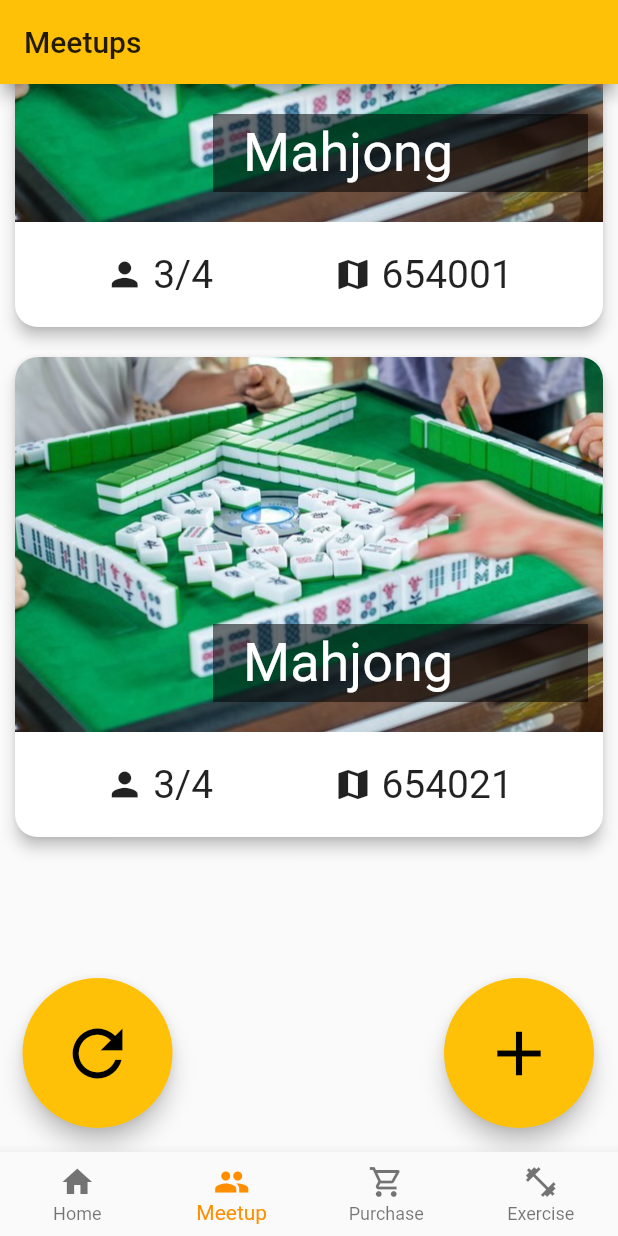
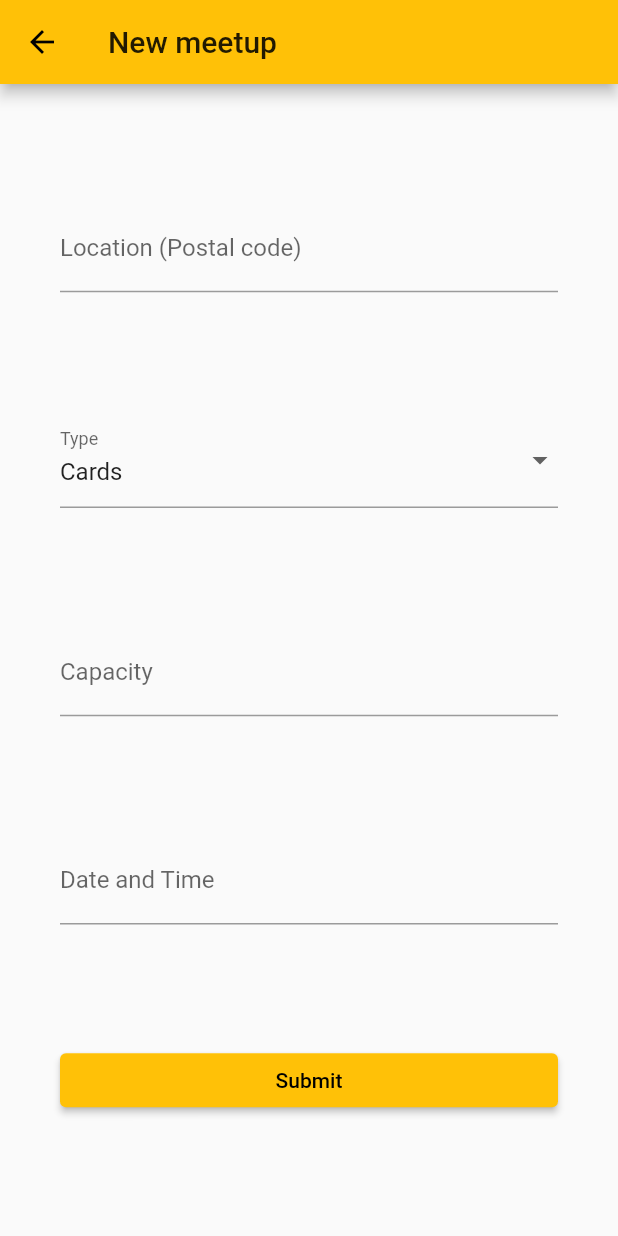
Before and after one commit to BrainHack2021-Hackuna-Matata/app-mobile, a Flutter app: the screen it shows after launch, item 2 of the bottom bar chosen, scrolled down 848 dp, after a tap on the "add" icon, on a phone screen of 412 x 824 dp. Run offline on Flutter 3.47's test engine with Material 2 defaults, Android fonts, the phone set to English and light mode, and no system bars; drawn by our look-alikes of datetime_picker_formfield; our stand-ins replace timer_count_down.

Commit message:
Create screen to add meetup

```diff
--- a/lib/main.dart
+++ b/lib/main.dart
@@ -33,12 +33,6 @@ class _MyAppState extends State<MyApp> {
       title: widget._title,
       theme: ThemeData(primarySwatch: Colors.amber),
       home: TabScreen(),
-      initialRoute: "/",
-      routes: {
-        "/meet": (context) => MeetupListScreen(),
-        "/purchase": (context) => TabScreen(),
-        "/exercise": (context) => ExerciseSelectionsScreen(),
-      },
     );
   }
 }
--- /dev/null
+++ b/lib/screens/meetupScreen/addMeetupScreen.dart
@@ -0,0 +1,29 @@
+import 'package:eldertly_app/screens/meetupScreen/meetupCreatorForm.dart';
+import 'package:flutter/material.dart';
+
+class AddMeetupScreen extends StatefulWidget {
+  @override
+  State<AddMeetupScreen> createState() => _AddMeetupScreenState();
+}
+
+class _AddMeetupScreenState extends State<AddMeetupScreen> {
+  void _submitFormHandler(Map<String, dynamic> form) {
+    Future.delayed(Duration(seconds: 1), () {
+      Navigator.pop(context);
+    });
+    print(form);
+  }
+
+  @override
+  Widget build(BuildContext context) {
+    return Scaffold(
+      appBar: AppBar(
+        title: Text("New meetup"),
+      ),
+      body: SafeArea(
+        minimum: EdgeInsets.symmetric(horizontal: 40),
+        child: MeetupCreatorForm(_submitFormHandler),
+      ),
+    );
+  }
+}
--- /dev/null
+++ b/lib/screens/meetupScreen/meetupCreatorForm.dart
@@ -0,0 +1,136 @@
+import 'package:datetime_picker_formfield/datetime_picker_formfield.dart';
+import 'package:flutter/material.dart';
+import 'package:intl/intl.dart';
+
+class MeetupCreatorForm extends StatefulWidget {
+  final Function _submitForm;
+  MeetupCreatorForm(this._submitForm);
+
+  @override
+  State<MeetupCreatorForm> createState() {
+    return _MyFormState();
+  }
+}
+
+class _MyFormState extends State<MeetupCreatorForm> {
+  final _formKey = GlobalKey<FormState>();
+  final Map<String, dynamic> formData = {
+    'postalCode': '',
+    'type': '',
+    'capacity': 0,
+    'dateTime': '',
+  };
+
+  var _dropdownOption = "Cards";
+
+  String? _postalCodeValidator(String? value) {
+    if (value == null || value.isEmpty) {
+      return "Postal code required";
+    } else if (value.length != 6 || num.tryParse(value) == null) {
+      return "Invalid postal code";
+    } else {
+      return null;
+    }
+  }
+
+  String? _capacityValidator(String? value) {
+    if (value != null && num.tryParse(value) == null) {
+      return "Must be an integer";
+    } else if (num.tryParse(value!)! > 8) {
+      return "Must be less than 8";
+    } else {
+      return null;
+    }
+  }
+
+  String? _dateTimeValidator(DateTime? value) {
+    if (value == null) {
+      return "Date time required";
+    } else if (value.compareTo(DateTime.now()) <= 0) {
+      return "Must be in the future";
+    } else {
+      return null;
+    }
+  }
+
+  void _submitForm() {
+    final formState = _formKey.currentState;
+
+    if (formState!.validate()) {
+      formState.save();
+      ScaffoldMessenger.of(context).showSnackBar(SnackBar(content: Text("Submitted")));
+    }
+    // Submit form API call
+    widget._submitForm(formData);
+    // print(formData);
+  }
+
+  @override
+  Widget build(BuildContext context) {
+    return Form(
+      key: _formKey,
+      child: Column(
+        mainAxisAlignment: MainAxisAlignment.spaceEvenly,
+        crossAxisAlignment: CrossAxisAlignment.stretch,
+        children: <Widget>[
+          TextFormField(
+            validator: _postalCodeValidator,
+            onSaved: (String? value) {
+              formData['postalCode'] = value;
+            },
+            decoration: InputDecoration(
+              labelText: "Location (Postal code)",
+            ),
+            keyboardType: TextInputType.number,
+          ),
+          DropdownButtonFormField<String>(
+            items: ["Cards", "Chess", "Mahjong"].map((item) {
+              return DropdownMenuItem(child: Text(item), value: item);
+            }).toList(),
+            value: _dropdownOption,
+            onChanged: (newOption) {
+              setState(() {
+                _dropdownOption = newOption!;
+              });
+            },
+            onSaved: (String? value) {
+              formData['type'] = value;
+            },
+            decoration: InputDecoration(labelText: "Type"),
+          ),
+          TextFormField(
+            validator: _capacityValidator,
+            onSaved: (String? value) {
+              formData['capacity'] = num.tryParse(value!);
+            },
+            decoration: InputDecoration(
+              labelText: "Capacity",
+            ),
+            keyboardType: TextInputType.number,
+          ),
+          DateTimeField(
+            format: DateFormat("yyyy-MM-dd hh:mm aa"),
+            onShowPicker: (context, currentValue) async {
+              final date = await showDatePicker(context: context, firstDate: DateTime(1900), initialDate: currentValue ?? DateTime.now(), lastDate: DateTime(2100));
+              if (date != null) {
+                final time = await showTimePicker(
+                  context: context,
+                  initialTime: TimeOfDay.fromDateTime(currentValue ?? DateTime.now()),
+                );
+                return DateTimeField.combine(date, time);
+              } else {
+                return currentValue;
+              }
+            },
+            validator: _dateTimeValidator,
+            onSaved: (DateTime? value) {
+              formData['dateTime'] = value!.toIso8601String();
+            },
+            decoration: InputDecoration(labelText: "Date and Time"),
+          ),
+          ElevatedButton(onPressed: _submitForm, child: Text("Submit"))
+        ],
+      ),
+    );
+  }
+}
--- a/lib/screens/meetupScreen/meetupListScreen.dart
+++ b/lib/screens/meetupScreen/meetupListScreen.dart
@@ -1,6 +1,7 @@
 import 'package:flutter/material.dart';
 
 import 'card/meetupCard.dart';
+import 'addMeetupScreen.dart';
 import '../../fakemeetups.dart';
 
 class MeetupListScreen extends StatefulWidget {
@@ -16,7 +17,9 @@ class _MeetupListScreenState extends State<MeetupListScreen> {
     setState(() {});
   }
 
-  void handleAdd() {}
+  void handleAdd() {
+    Navigator.push(context, MaterialPageRoute(builder: (context) => AddMeetupScreen()));
+  }
 
   Widget build(BuildContext context) {
     return Scaffold(
--- a/pubspec.yaml
+++ b/pubspec.yaml
@@ -22,6 +22,7 @@ environment:
 
 dependencies:
   timer_count_down: ^2.1.0+1
+  datetime_picker_formfield: ^2.0.0
   provider: ^5.0.0
   flutter:
     sdk: flutter
```
Also changed, not shown: pubspec.lock.
